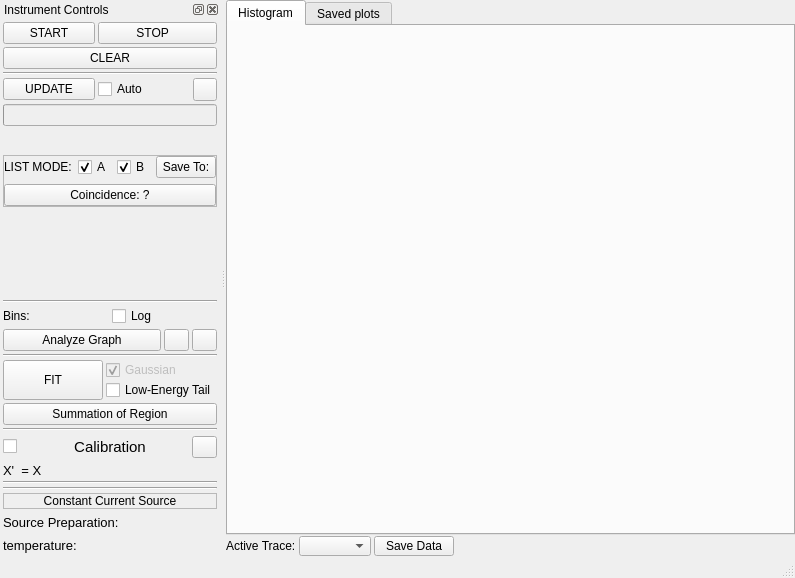
First picture: the form in utilities/templates/layout.ui, repository csparkresearch/cnspec, before the edit.
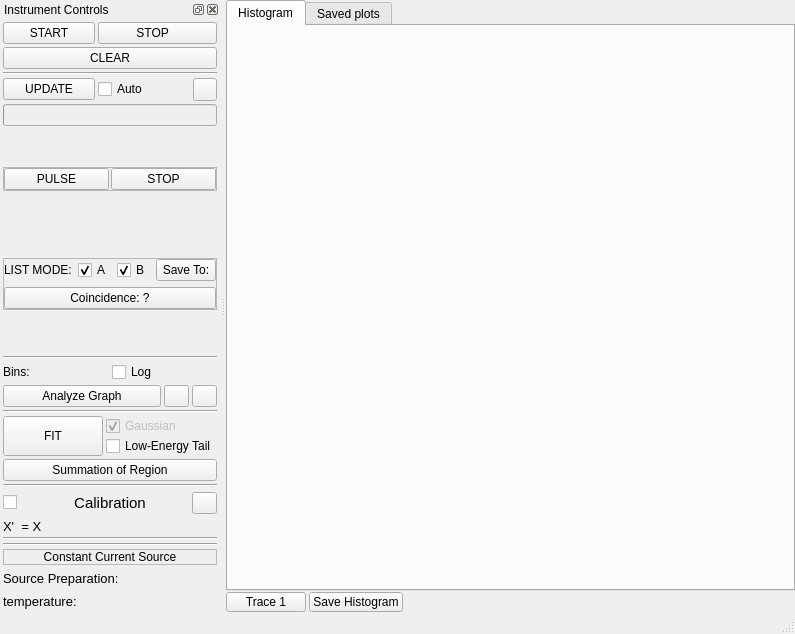
Second picture: the form after the edit. Icons and pictures are not drawn. Custom widgets are drawn as their Qt base class.

What changed in the file:
```diff
--- a/utilities/templates/layout.ui
+++ b/utilities/templates/layout.ui
@@ -7,7 +7,7 @@
     <x>0</x>
     <y>0</y>
     <width>795</width>
-    <height>578</height>
+    <height>634</height>
    </rect>
   </property>
   <property name="windowTitle">
@@ -118,22 +118,19 @@
         <number>0</number>
        </property>
        <item>
-        <widget class="QLabel" name="label_2">
+        <widget class="QPushButton" name="selectTraceButton">
          <property name="text">
-          <string>Active Trace:</string>
+          <string>Trace 1</string>
          </property>
         </widget>
        </item>
-       <item>
-        <widget class="QComboBox" name="activeTrace"/>
-       </item>
        <item>
         <widget class="QPushButton" name="pushButton_6">
          <property name="toolTip">
           <string>Save acquired data as well as fitted data if any.</string>
          </property>
          <property name="text">
-          <string>Save Data</string>
+          <string>Save Histogram</string>
          </property>
          <property name="icon">
           <iconset>
@@ -204,7 +201,7 @@
        <property name="frameShadow">
         <enum>QFrame::Raised</enum>
        </property>
-       <layout class="QVBoxLayout" name="verticalLayout" stretch="0,1,0,0,1,0,0,0,2,0,0">
+       <layout class="QVBoxLayout" name="verticalLayout" stretch="0,0,1,0,0,1,0,0,0,2,0,0">
         <property name="spacing">
          <number>3</number>
         </property>
@@ -341,6 +338,86 @@
           </layout>
          </widget>
         </item>
+        <item>
+         <widget class="QFrame" name="pulsePlotFrame">
+          <property name="minimumSize">
+           <size>
+            <width>0</width>
+            <height>100</height>
+           </size>
+          </property>
+          <property name="frameShape">
+           <enum>QFrame::NoFrame</enum>
+          </property>
+          <property name="frameShadow">
+           <enum>QFrame::Plain</enum>
+          </property>
+          <layout class="QVBoxLayout" name="pulsePlotLayout">
+           <property name="spacing">
+            <number>0</number>
+           </property>
+           <property name="leftMargin">
+            <number>0</number>
+           </property>
+           <property name="topMargin">
+            <number>0</number>
+           </property>
+           <property name="rightMargin">
+            <number>0</number>
+           </property>
+           <property name="bottomMargin">
+            <number>0</number>
+           </property>
+           <item>
+            <widget class="QFrame" name="frame_2">
+             <property name="sizePolicy">
+              <sizepolicy hsizetype="Preferred" vsizetype="Maximum">
+               <horstretch>0</horstretch>
+               <verstretch>0</verstretch>
+              </sizepolicy>
+             </property>
+             <property name="frameShape">
+              <enum>QFrame::StyledPanel</enum>
+             </property>
+             <property name="frameShadow">
+              <enum>QFrame::Raised</enum>
+             </property>
+             <layout class="QHBoxLayout" name="horizontalLayout">
+              <property name="spacing">
+               <number>2</number>
+              </property>
+              <property name="leftMargin">
+               <number>0</number>
+              </property>
+              <property name="topMargin">
+               <number>0</number>
+              </property>
+              <property name="rightMargin">
+               <number>0</number>
+              </property>
+              <property name="bottomMargin">
+               <number>0</number>
+              </property>
+              <item>
+               <widget class="QPushButton" name="pulseStretchButton">
+                <property name="text">
+                 <string>PULSE</string>
+                </property>
+               </widget>
+              </item>
+              <item>
+               <widget class="QPushButton" name="pushButton">
+                <property name="text">
+                 <string>STOP</string>
+                </property>
+               </widget>
+              </item>
+             </layout>
+            </widget>
+           </item>
+          </layout>
+         </widget>
+        </item>
         <item>
          <widget class="QPushButton" name="countLabel">
           <property name="font">
```
Left out of the diff: 235 changed lines with no effect on the pictures.
